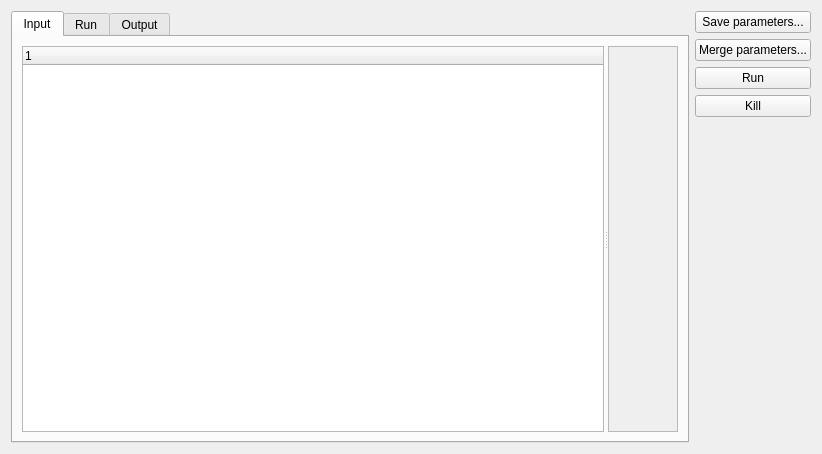
Old version of the form src/workbench/analysisform.ui in the repository hkroeger/insightcae.
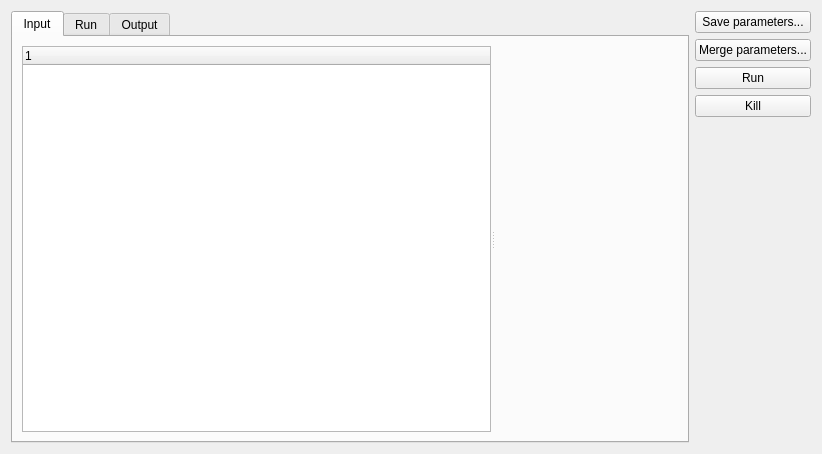
New version of the form.

Commit message: enable word wrap in labels, remove horizontal scroll bar

```diff
--- a/src/workbench/analysisform.ui
+++ b/src/workbench/analysisform.ui
@@ -45,33 +45,7 @@
            </property>
           </column>
          </widget>
-         <widget class="QScrollArea" name="scrollArea">
-          <property name="widgetResizable">
-           <bool>true</bool>
-          </property>
-          <widget class="QWidget" name="pw">
-           <property name="geometry">
-            <rect>
-             <x>0</x>
-             <y>0</y>
-             <width>83</width>
-             <height>384</height>
-            </rect>
-           </property>
-           <layout class="QVBoxLayout" name="verticalLayout_4">
-            <item>
-             <widget class="QWidget" name="inputContents" native="true">
-              <property name="sizePolicy">
-               <sizepolicy hsizetype="Expanding" vsizetype="Expanding">
-                <horstretch>0</horstretch>
-                <verstretch>0</verstretch>
-               </sizepolicy>
-              </property>
-             </widget>
-            </item>
-           </layout>
-          </widget>
-         </widget>
+         <widget class="QWidget" name="inputContents" native="true"/>
         </widget>
        </item>
       </layout>
```
Left out of the diff: 4 changed lines with no effect on the pictures. The commit also changes 4 other files.
